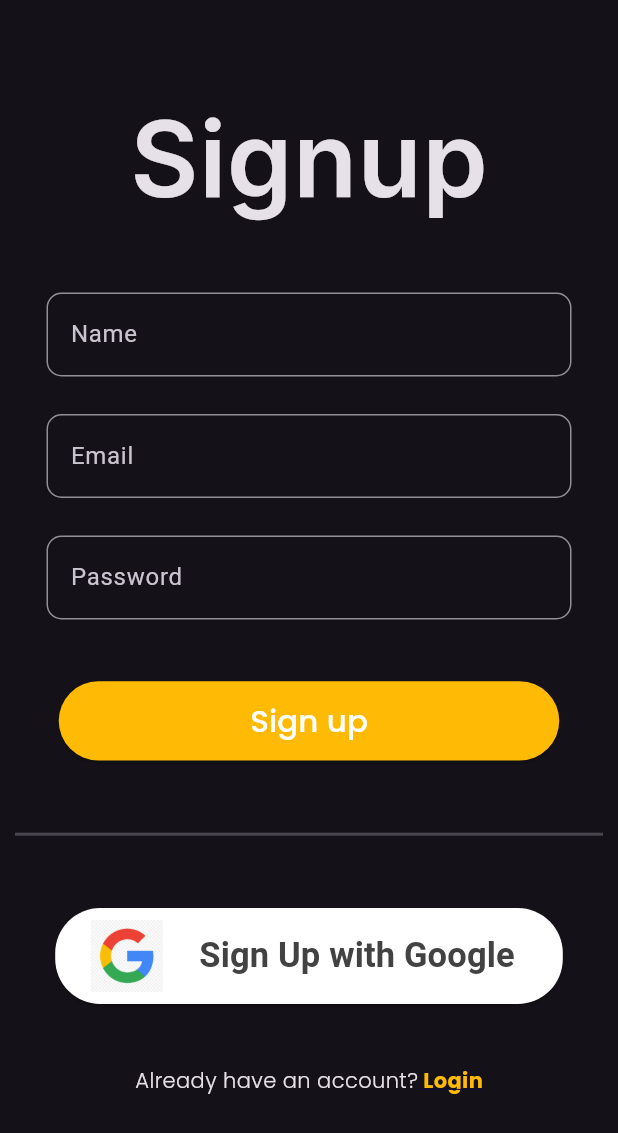
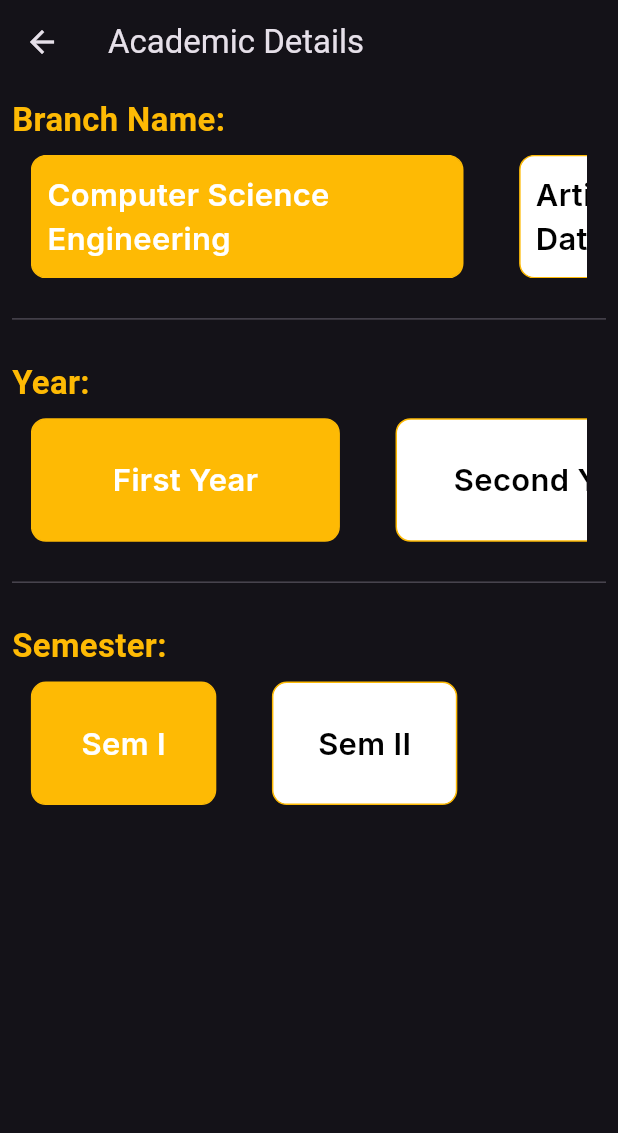
Before and after one commit to sidesshmore/ExamAce, a Flutter app: the Signup screen opened by its route, after a tap on "Sign up", on a phone screen of 412 x 824 dp. Shown: the top 1133 px of the screen. Run offline on Flutter 3.47's test engine with Material 3 defaults, Android fonts, the light colour scheme and no system bars; our stand-ins replace dash_chat_2, flutter_dotenv, flutter_markdown, google_fonts; missing offline and left inert: clipboard.

Commit message:
Year, Sem and Branch added to Onboarding Screen

```diff
--- /dev/null
+++ b/lib/features/Onboarding/ui/onboarding.dart
@@ -0,0 +1,275 @@
+import 'package:examace/features/Onboarding/widgets/branchCard.dart';
+import 'package:examace/features/Onboarding/widgets/semCard.dart';
+import 'package:examace/features/Onboarding/widgets/yearCard.dart';
+import 'package:flutter/material.dart';
+
+class Onboarding extends StatefulWidget {
+  const Onboarding({super.key});
+
+  @override
+  State<Onboarding> createState() => _OnboardingState();
+}
+
+class _OnboardingState extends State<Onboarding> {
+  final ScrollController _branchScrollController = ScrollController();
+  final ScrollController _yearScrollController = ScrollController();
+  final ScrollController _semesterScrollController = ScrollController();
+
+  int _currentBranchIndex = 0;
+  int _currentYearIndex = 0;
+  int _currentSemesterIndex = 0;
+
+  @override
+  void initState() {
+    super.initState();
+    _branchScrollController.addListener(_onBranchScroll);
+    _yearScrollController.addListener(_onYearScroll);
+    _semesterScrollController.addListener(_onSemesterScroll);
+  }
+
+  @override
+  void dispose() {
+    _branchScrollController.removeListener(_onBranchScroll);
+    _branchScrollController.dispose();
+    _yearScrollController.removeListener(_onYearScroll);
+    _yearScrollController.dispose();
+    _semesterScrollController.removeListener(_onSemesterScroll);
+    _semesterScrollController.dispose();
+    super.dispose();
+  }
+
+  void _onBranchScroll() {
+    double offset = _branchScrollController.offset;
+    double itemWidth = MediaQuery.of(context).size.width * 0.79;
+    double viewportCenter =
+        _branchScrollController.position.viewportDimension / 2;
+
+    int currentIndex = (offset + viewportCenter) ~/ itemWidth;
+
+    if (currentIndex != _currentBranchIndex) {
+      setState(() {
+        _currentBranchIndex = currentIndex;
+      });
+    }
+  }
+
+  void _onYearScroll() {
+    double offset = _yearScrollController.offset;
+    double itemWidth = MediaQuery.of(context).size.width * 0.59;
+    double viewportCenter =
+        _yearScrollController.position.viewportDimension / 2;
+
+    int currentIndex = (offset + viewportCenter) ~/ itemWidth;
+
+    if (currentIndex != _currentYearIndex) {
+      setState(() {
+        _currentYearIndex = currentIndex;
+        _currentSemesterIndex = 0;
+      });
+    }
+  }
+
+  void _onSemesterScroll() {
+    double offset = _semesterScrollController.offset;
+    double itemWidth = MediaQuery.of(context).size.width * 0.59;
+    double viewportCenter =
+        _semesterScrollController.position.viewportDimension / 2;
+
+    int currentIndex = (offset + viewportCenter) ~/ itemWidth;
+
+    if (currentIndex != _currentSemesterIndex) {
+      setState(() {
+        _currentSemesterIndex = currentIndex;
+      });
+    }
+  }
+
+  @override
+  Widget build(BuildContext context) {
+    double screenHeight = MediaQuery.of(context).size.height;
+    double screenWidth = MediaQuery.of(context).size.width;
+
+    List<String> branchNames = [
+      "Computer Science Engineering",
+      "Artificial Intelligence and Data Science",
+      "Artificial Intelligence and Machine Learning",
+      "Computer Science Engineering and IoT",
+      "Mechanical Engineering",
+      "Electrical and Computer Science",
+      "Information Technology",
+      "Electronics and Telecommunication"
+    ];
+
+    List<String> yearNames = [
+      "First Year",
+      "Second Year",
+      "Third Year",
+      "Final Year",
+    ];
+
+    List<String> semesterNames = [];
+    switch (_currentYearIndex) {
+      case 0: // First Year
+        semesterNames = ["Sem I", "Sem II"];
+        break;
+      case 1: // Second Year
+        semesterNames = ["Sem III", "Sem IV"];
+        break;
+      case 2: // Third Year
+        semesterNames = ["Sem V", "Sem VI"];
+        break;
+      case 3: // Final Year
+        semesterNames = ["Sem VII", "Sem VIII"];
+        break;
+      default:
+        semesterNames = [];
+    }
+
+    return Scaffold(
+      appBar: AppBar(
+        title: Text('Academic Details'),
+      ),
+      body: Padding(
+        padding: const EdgeInsets.all(8.0),
+        child: Column(
+          children: [
+            Row(
+              children: [
+                Text(
+                  'Branch Name:',
+                  style: TextStyle(
+                      fontSize: screenWidth * (23 / 432),
+                      fontWeight: FontWeight.w600,
+                      color: Color(0xffFEBA04)),
+                )
+              ],
+            ),
+            SizedBox(
+              height: screenHeight * 0.01,
+            ),
+            Row(
+              mainAxisAlignment: MainAxisAlignment.center,
+              children: [
+                SizedBox(
+                  height: screenHeight * 0.1,
+                  width: screenWidth * 0.9,
+                  child: ListView.separated(
+                    controller: _branchScrollController,
+                    scrollDirection: Axis.horizontal,
+                    itemBuilder: (context, index) {
+                      return BranchCard(
+                        index: index,
+                        currentIndex: _currentBranchIndex,
+                        content: branchNames[index],
+                      );
+                    },
+                    separatorBuilder: (context, index) {
+                      return SizedBox(
+                        width: screenWidth * 0.09,
+                      );
+                    },
+                    itemCount: branchNames.length,
+                  ),
+                ),
+              ],
+            ),
+            SizedBox(
+              height: screenHeight * 0.023,
+            ),
+            Divider(),
+            SizedBox(
+              height: screenHeight * 0.023,
+            ),
+            Row(
+              children: [
+                Text(
+                  'Year: ',
+                  style: TextStyle(
+                      fontSize: screenWidth * (23 / 432),
+                      fontWeight: FontWeight.w600,
+                      color: Color(0xffFEBA04)),
+                )
+              ],
+            ),
+            SizedBox(
+              height: screenHeight * 0.01,
+            ),
+            Row(
+              mainAxisAlignment: MainAxisAlignment.center,
+              children: [
+                SizedBox(
+                  height: screenHeight * 0.1,
+                  width: screenWidth * 0.9,
+                  child: ListView.separated(
+                    controller: _yearScrollController,
+                    scrollDirection: Axis.horizontal,
+                    itemBuilder: (context, index) {
+                      return YearCard(
+                        index: index,
+                        currentIndex: _currentYearIndex,
+                        content: yearNames[index],
+                      );
+                    },
+                    separatorBuilder: (context, index) {
+                      return SizedBox(
+                        width: screenWidth * 0.09,
+                      );
+                    },
+                    itemCount: yearNames.length,
+                  ),
+                ),
+              ],
+            ),
+            SizedBox(
+              height: screenHeight * 0.023,
+            ),
+            Divider(),
+            SizedBox(
+              height: screenHeight * 0.023,
+            ),
+            Row(
+              children: [
+                Text(
+                  'Semester: ',
+                  style: TextStyle(
+                      fontSize: screenWidth * (23 / 432),
+                      fontWeight: FontWeight.w600,
+                      color: Color(0xffFEBA04)),
+                )
+              ],
+            ),
+            SizedBox(
+              height: screenHeight * 0.01,
+            ),
+            Row(
+              mainAxisAlignment: MainAxisAlignment.center,
+              children: [
+                SizedBox(
+                  height: screenHeight * 0.1,
+                  width: screenWidth * 0.9,
+                  child: ListView.separated(
+                    controller: _semesterScrollController,
+                    scrollDirection: Axis.horizontal,
+                    itemBuilder: (context, index) {
+                      return SemesterCard(
+                        index: index,
+                        currentIndex: _currentSemesterIndex,
+                        content: semesterNames[index],
+                      );
+                    },
+                    separatorBuilder: (context, index) {
+                      return SizedBox(
+                        width: screenWidth * 0.09,
+                      );
+                    },
+                    itemCount: semesterNames.length,
+                  ),
+                ),
+              ],
+            ),
+          ],
+        ),
+      ),
+    );
+  }
+}
--- /dev/null
+++ b/lib/features/Onboarding/widgets/branchCard.dart
@@ -0,0 +1,51 @@
+import 'package:flutter/material.dart';
+import 'package:google_fonts/google_fonts.dart';
+
+class BranchCard extends StatefulWidget {
+  final int index;
+  final int currentIndex;
+  final String content;
+
+  const BranchCard({
+    super.key,
+    required this.index,
+    required this.currentIndex,
+    required this.content,
+  });
+
+  @override
+  State<BranchCard> createState() => _BranchCardState();
+}
+
+class _BranchCardState extends State<BranchCard> {
+  @override
+  Widget build(BuildContext context) {
+    double screenHeight = MediaQuery.of(context).size.height;
+    double screenWidth = MediaQuery.of(context).size.width;
+
+    bool isSelected = widget.index == widget.currentIndex;
+
+    return Container(
+      height: screenHeight * 0.086,
+      width: screenWidth * 0.7,
+      decoration: BoxDecoration(
+        color: isSelected ? Color(0xffFEBA04) : Colors.white,
+        border: Border.all(width: 1, color: Color(0xffFEBA04)),
+        borderRadius: BorderRadius.circular(10),
+      ),
+      child: Center(
+        child: Padding(
+          padding: const EdgeInsets.all(10.0),
+          child: Text(
+            widget.content,
+            style: GoogleFonts.inter(
+              fontSize: screenWidth * 0.05,
+              fontWeight: FontWeight.w600,
+              color: isSelected ? Colors.white : Colors.black,
+            ),
+          ),
+        ),
+      ),
+    );
+  }
+}
--- /dev/null
+++ b/lib/features/Onboarding/widgets/semCard.dart
@@ -0,0 +1,51 @@
+import 'package:flutter/material.dart';
+import 'package:google_fonts/google_fonts.dart';
+
+class SemesterCard extends StatefulWidget {
+  final int index;
+  final int currentIndex;
+  final String content;
+
+  const SemesterCard({
+    super.key,
+    required this.index,
+    required this.currentIndex,
+    required this.content,
+  });
+
+  @override
+  State<SemesterCard> createState() => _SemesterCardState();
+}
+
+class _SemesterCardState extends State<SemesterCard> {
+  @override
+  Widget build(BuildContext context) {
+    double screenHeight = MediaQuery.of(context).size.height;
+    double screenWidth = MediaQuery.of(context).size.width;
+
+    bool isSelected = widget.index == widget.currentIndex;
+
+    return Container(
+      height: screenHeight * 0.1,
+      width: screenWidth * 0.3,
+      decoration: BoxDecoration(
+        color: isSelected ? Color(0xffFEBA04) : Colors.white,
+        border: Border.all(width: 1, color: Color(0xffFEBA04)),
+        borderRadius: BorderRadius.circular(10),
+      ),
+      child: Center(
+        child: Padding(
+          padding: const EdgeInsets.all(10.0),
+          child: Text(
+            widget.content,
+            style: GoogleFonts.inter(
+              fontSize: screenWidth * 0.05,
+              fontWeight: FontWeight.w600,
+              color: isSelected ? Colors.white : Colors.black,
+            ),
+          ),
+        ),
+      ),
+    );
+  }
+}
--- /dev/null
+++ b/lib/features/Onboarding/widgets/yearCard.dart
@@ -0,0 +1,51 @@
+import 'package:flutter/material.dart';
+import 'package:google_fonts/google_fonts.dart';
+
+class YearCard extends StatefulWidget {
+  final int index;
+  final int currentIndex;
+  final String content;
+
+  const YearCard({
+    super.key,
+    required this.index,
+    required this.currentIndex,
+    required this.content,
+  });
+
+  @override
+  State<YearCard> createState() => _YearCardState();
+}
+
+class _YearCardState extends State<YearCard> {
+  @override
+  Widget build(BuildContext context) {
+    double screenHeight = MediaQuery.of(context).size.height;
+    double screenWidth = MediaQuery.of(context).size.width;
+
+    bool isSelected = widget.index == widget.currentIndex;
+
+    return Container(
+      height: screenHeight * 0.1,
+      width: screenWidth * 0.5,
+      decoration: BoxDecoration(
+        color: isSelected ? Color(0xffFEBA04) : Colors.white,
+        border: Border.all(width: 1, color: Color(0xffFEBA04)),
+        borderRadius: BorderRadius.circular(10),
+      ),
+      child: Center(
+        child: Padding(
+          padding: const EdgeInsets.all(10.0),
+          child: Text(
+            widget.content,
+            style: GoogleFonts.inter(
+              fontSize: screenWidth * 0.05,
+              fontWeight: FontWeight.w600,
+              color: isSelected ? Colors.white : Colors.black,
+            ),
+          ),
+        ),
+      ),
+    );
+  }
+}
--- a/lib/features/Signup/ui/signUp.dart
+++ b/lib/features/Signup/ui/signUp.dart
@@ -1,5 +1,6 @@
 // import 'package:country_state_city_pro/country_state_city_pro.dart';
 import 'package:examace/features/Login/ui/login.dart';
+import 'package:examace/features/Onboarding/ui/onboarding.dart';
 import 'package:flutter/material.dart';
 import 'package:google_fonts/google_fonts.dart';
 
@@ -119,7 +120,14 @@ class _SignupState extends State<Signup> {
                     style: ElevatedButton.styleFrom(
                       backgroundColor: const Color(0xffFEBA04),
                     ),
-                    onPressed: () {},
+                    onPressed: () {
+                      Navigator.push(
+                        context,
+                        MaterialPageRoute(builder: (context) {
+                          return Onboarding();
+                        }),
+                      );
+                    },
                     child: Text(
                       'Sign up',
                       style: GoogleFonts.poppins(
```
